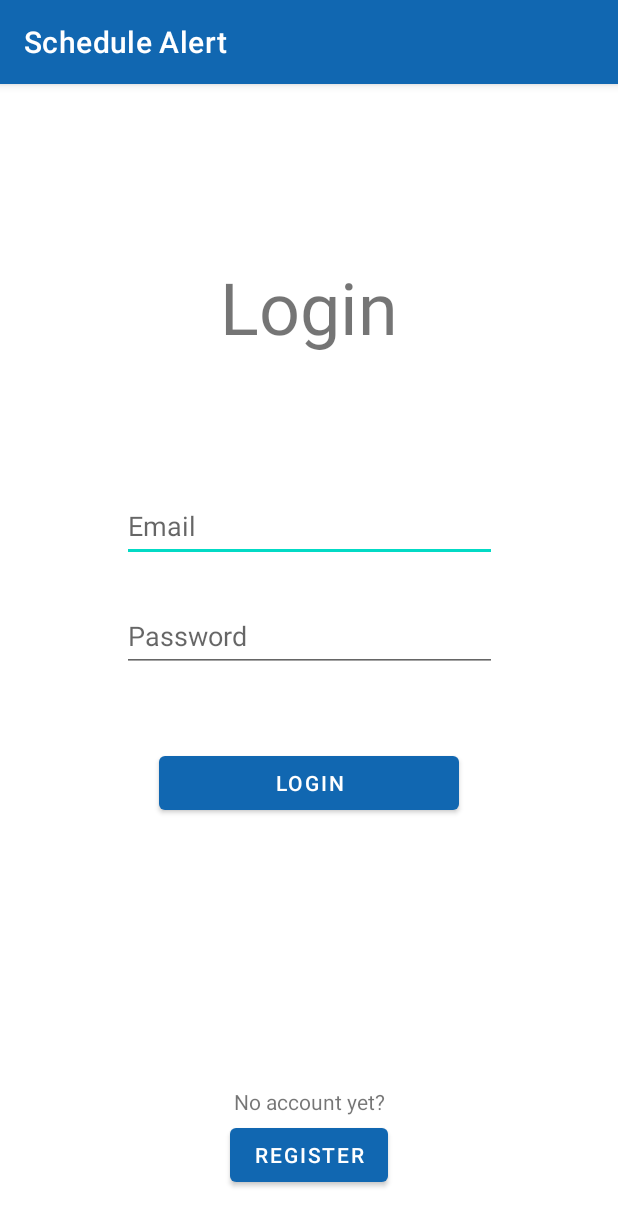
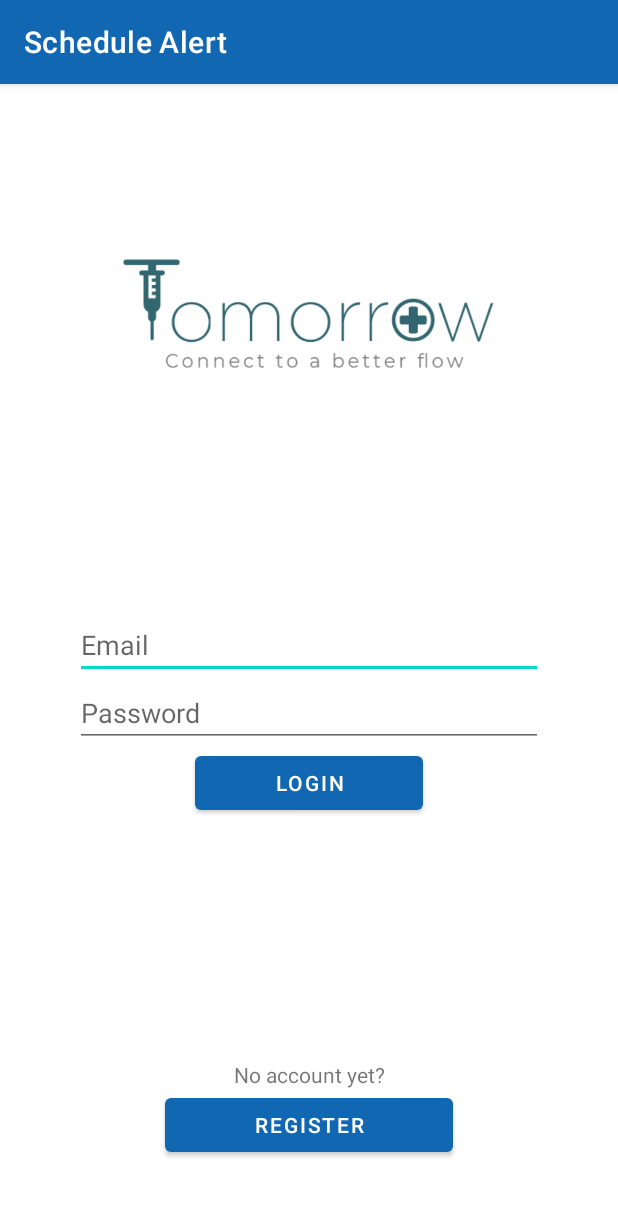
Before and after one commit to EderJuniorChua/TomorrowApp, an Android app: the screen it shows after launch (Login), on a phone screen of 412 x 824 dp. Shown: the top 1226 px of the screen. Run offline under Robolectric (Android 15) with nearby library versions, the phone set to English and light mode, and no system bars.

Commit message:
Redesigned login page

```diff
--- a/app/src/main/res/layout/login.xml
+++ b/app/src/main/res/layout/login.xml
@@ -1,80 +1,90 @@
 <?xml version="1.0" encoding="utf-8"?>
-<androidx.constraintlayout.widget.ConstraintLayout xmlns:android="http://schemas.android.com/apk/res/android"
+<LinearLayout xmlns:android="http://schemas.android.com/apk/res/android"
     xmlns:app="http://schemas.android.com/apk/res-auto"
     xmlns:tools="http://schemas.android.com/tools"
     android:layout_width="match_parent"
-    android:layout_height="match_parent">
+    android:layout_height="match_parent"
+    android:paddingVertical="50dp"
+    android:paddingHorizontal="20dp"
+    android:orientation="vertical">
+
+    <Space
+        android:layout_width="0dp"
+        android:layout_height="1dp"
+        android:layout_weight="0.4"></Space>
+
+    <ImageView
+        android:id="@+id/logoTomorrowApp"
+        android:layout_width="wrap_content"
+        android:layout_height="75dp"
+        android:src="@drawable/logo_tomorrowapp"
+        app:layout_constraintLeft_toLeftOf="parent"
+        app:layout_constraintRight_toRightOf="parent"
+
+        app:layout_constraintTop_toTopOf="parent" />
+
+    <Space
+        android:layout_width="match_parent"
+        android:layout_height="0dp"
+        android:layout_weight="1"/>
+
+    <androidx.appcompat.widget.LinearLayoutCompat
+        android:id="@+id/formLogin"
+        android:layout_width="match_parent"
+        android:layout_height="wrap_content"
+        android:orientation="vertical"
+        android:paddingHorizontal="30dp"
+        app:flow_horizontalAlign="center"
+        app:flow_verticalAlign="center">
 
         <EditText
             android:id="@+id/txtLoginEmail"
-        android:layout_width="250dp"
+            android:layout_width="match_parent"
             android:layout_height="wrap_content"
-        android:layout_marginBottom="25dp"
-        android:ems="10"
             android:hint="@string/Email"
-        android:inputType="textEmailAddress"
-        android:minHeight="48dp"
-        app:layout_constraintBottom_toTopOf="@+id/txtLoginPassword"
-        app:layout_constraintEnd_toEndOf="parent"
-        app:layout_constraintStart_toStartOf="parent"
-        app:layout_constraintTop_toTopOf="parent"
-        app:layout_constraintVertical_bias="1.0" />
+            android:inputType="textEmailAddress"/>
 
         <EditText
             android:id="@+id/txtLoginPassword"
-        android:layout_width="250dp"
+            android:layout_width="match_parent"
             android:layout_height="wrap_content"
-        android:layout_marginBottom="50dp"
-        android:ems="10"
             android:hint="@string/Password"
-        android:inputType="textPassword"
-        android:minHeight="48dp"
-        app:layout_constraintBottom_toTopOf="@+id/btnLogin"
-        app:layout_constraintEnd_toEndOf="parent"
-        app:layout_constraintStart_toStartOf="parent"
-        tools:ignore="TextContrastCheck" />
+            android:inputType="textPassword" />
+
+        <Button
+            android:id="@+id/btnLogin"
+            android:layout_width="match_parent"
+            android:layout_marginHorizontal="80dp"
+            android:layout_height="wrap_content"
+            android:text="@string/Login" />
+
+    </androidx.appcompat.widget.LinearLayoutCompat>
+
+
+    <Space
+        android:layout_width="match_parent"
+        android:layout_height="0dp"
+        android:layout_weight="1"/>
+
+    <LinearLayout
+        android:layout_width="match_parent"
+        android:layout_height="wrap_content"
+        android:orientation="vertical">
+
+        <TextView
+            android:id="@+id/tvNoAccountYet"
+            android:layout_width="match_parent"
+            android:textAlignment="center"
+            android:layout_height="wrap_content"
+            android:text="@string/Register_Prompt" />
 
         <Button
             android:id="@+id/btnRegister"
-        android:layout_width="wrap_content"
+            android:layout_marginHorizontal="90dp"
+            android:layout_width="match_parent"
             android:layout_height="wrap_content"
-        android:layout_marginBottom="30dp"
-        android:text="@string/Register"
-        app:layout_constraintBottom_toBottomOf="parent"
-        app:layout_constraintEnd_toEndOf="parent"
-        app:layout_constraintStart_toStartOf="parent" />
+            android:text="@string/Register" />
+    </LinearLayout>
 
-    <Button
-        android:id="@+id/btnLogin"
-        android:layout_width="200dp"
-        android:layout_height="wrap_content"
-        android:layout_marginBottom="200dp"
-        android:text="@string/Login"
-        app:layout_constraintBottom_toTopOf="@+id/btnRegister"
-        app:layout_constraintEnd_toEndOf="parent"
-        app:layout_constraintHorizontal_bias="0.5"
-        app:layout_constraintStart_toStartOf="parent" />
 
-    <TextView
-        android:id="@+id/tvLogin"
-        android:layout_width="wrap_content"
-        android:layout_height="wrap_content"
-        android:layout_marginTop="25dp"
-        android:text="@string/Login"
-        android:textSize="48sp"
-        app:layout_constraintBottom_toTopOf="@+id/txtLoginEmail"
-        app:layout_constraintEnd_toEndOf="parent"
-        app:layout_constraintStart_toStartOf="parent"
-        app:layout_constraintTop_toTopOf="parent" />
-
-    <TextView
-        android:id="@+id/tvNoAccountYet"
-        android:layout_width="wrap_content"
-        android:layout_height="wrap_content"
-        android:layout_marginBottom="2dp"
-        android:text="@string/Register_Prompt"
-        app:layout_constraintBottom_toTopOf="@+id/btnRegister"
-        app:layout_constraintEnd_toEndOf="parent"
-        app:layout_constraintStart_toStartOf="parent" />
-
-</androidx.constraintlayout.widget.ConstraintLayout>
+</LinearLayout>
```
Also changed, not shown: app/src/main/res/drawable/logo_tomorrowapp.png (added). Lines whose indentation alone changed are shown as unchanged.
